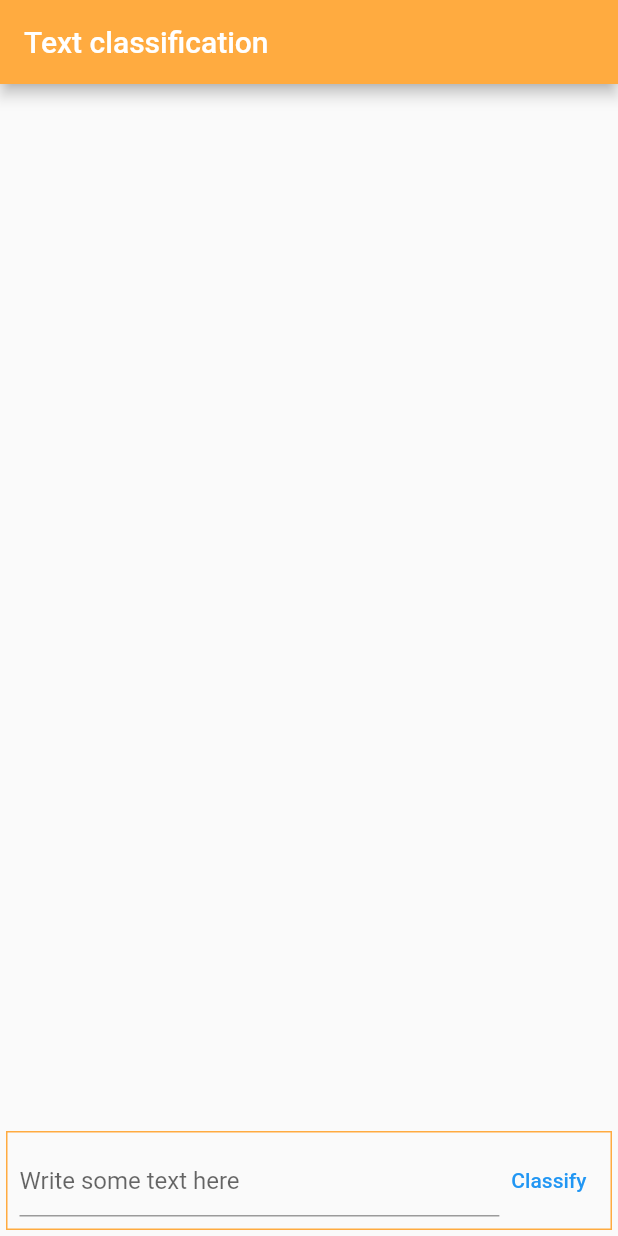
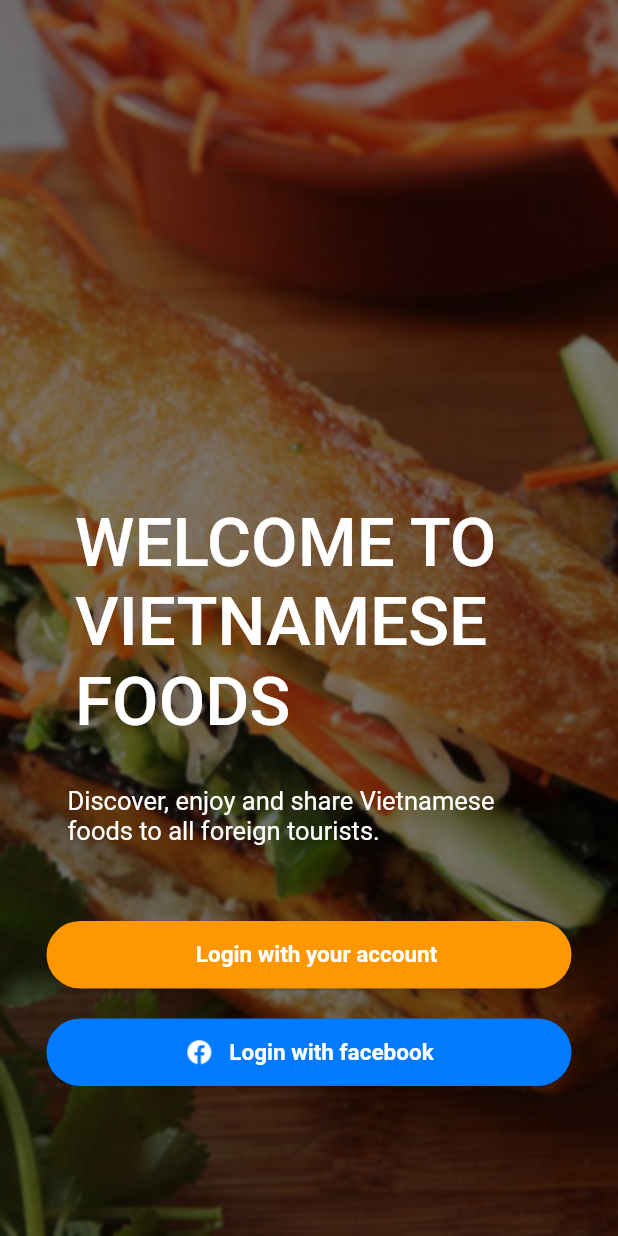
Before and after one commit to hoangphuc06/review_vietnamses_foods_app, a Flutter app: the screen it shows after launch, on a phone screen of 412 x 824 dp. Run offline on Flutter 3.47's test engine with Material 2 defaults, Android fonts, the phone set to English and light mode, and no system bars; missing offline and left inert: tflite_flutter; project files that could hold a hidden picture were left out.

Commit message:
splash page

```diff
--- a/review_vietnamese_foods/lib/main.dart
+++ b/review_vietnamese_foods/lib/main.dart
@@ -1,97 +1,20 @@
 import 'package:flutter/material.dart';
 import 'package:tflite_flutter_plugin_example/classifier.dart';
+import 'package:tflite_flutter_plugin_example/src/pages/login_page.dart';
+import 'package:tflite_flutter_plugin_example/src/pages/splash_page.dart';
 
-void main() => runApp(MyApp());
-
-class MyApp extends StatefulWidget {
-  @override
-  _MyAppState createState() => _MyAppState();
+void main() {
+  runApp(MyApp());
 }
 
-class _MyAppState extends State<MyApp> {
-  late TextEditingController _controller;
-  late Classifier _classifier;
-  late List<Widget> _children;
-  @override
-  void initState() {
-    super.initState();
-    _controller = TextEditingController();
-    _classifier = Classifier();
-    _children = [];
-    _children.add(Container());
-  }
+class MyApp extends StatelessWidget {
+  const MyApp({Key? key}) : super(key: key);
 
   @override
   Widget build(BuildContext context) {
     return MaterialApp(
-      home: Scaffold(
-        appBar: AppBar(
-          backgroundColor: Colors.orangeAccent,
-          title: const Text('Text classification'),
-        ),
-        body: Container(
-          padding: const EdgeInsets.all(4),
-          child: Column(
-            children: <Widget>[
-              Expanded(
-                  child: ListView.builder(
-                itemCount: _children.length,
-                itemBuilder: (_, index) {
-                  return _children[index];
-                },
-              )),
-              Container(
-                padding: const EdgeInsets.all(8),
-                decoration: BoxDecoration(
-                    border: Border.all(color: Colors.orangeAccent)),
-                child: Row(children: <Widget>[
-                  Expanded(
-                    child: TextField(
-                      decoration: const InputDecoration(
-                          hintText: 'Write some text here'),
-                      controller: _controller,
-                    ),
-                  ),
-                  TextButton(
-                    child: const Text('Classify'),
-                    onPressed: () {
-                      final text = _controller.text;
-                      final prediction = _classifier.classify(text);
-                      setState(() {
-                        _children.add(Dismissible(
-                          key: GlobalKey(),
-                          onDismissed: (direction) {},
-                          child: Card(
-                            child: Container(
-                              padding: const EdgeInsets.all(16),
-                              color: prediction[1] > prediction[0]
-                                  ? Colors.lightGreen
-                                  : Colors.redAccent,
-                              child: Column(
-                                crossAxisAlignment: CrossAxisAlignment.start,
-                                children: <Widget>[
-                                  Text(
-                                    "Input: $text",
-                                    style: const TextStyle(fontSize: 16),
-                                  ),
-                                  Text("Output:"),
-                                  Text("   Positive: ${prediction[1]}"),
-                                  Text("   Negative: ${prediction[0]}"),
-                                ],
-                              ),
-                            ),
-                          ),
-                        ));
-                        _controller.clear();
-                      });
-                    },
-                  ),
-                ]),
-              ),
-            ],
-          ),
-        ),
-      ),
+      debugShowCheckedModeBanner: false,
+      home: SplashPage(),
     );
   }
 }
--- /dev/null
+++ b/review_vietnamese_foods/lib/src/common_widgets/rounded_button.dart
@@ -0,0 +1,105 @@
+import 'package:flutter/material.dart';
+
+const shape = StadiumBorder();
+
+Widget createButton({
+  BuildContext? context,
+  double width = 350.0,
+  double height = 45.0,
+  double radius = 20.0,
+  bool isWithIcon = false,
+  ImageProvider<Object>? icon,
+  String? labelButton,
+  Color labelButtonColor = Colors.white,
+  Color buttonColor = Colors.orange,
+  double labelFontSize = 15.0,
+  OutlinedBorder? shape = shape,
+  Function? func,
+}) {
+  return Container(
+    width: width,
+    height: height,
+    margin: EdgeInsets.only(top: 20.0),
+    child: isWithIcon
+        ? _raiseButtonWithIcon(radius, icon!, labelButton!, labelButtonColor,
+            labelFontSize, buttonColor, func, shape!)
+        : _raiseButtonNotIcon(radius, labelButton!, buttonColor, labelFontSize,
+            labelButtonColor, func, shape!),
+  );
+}
+
+Widget _raiseButtonWithIcon(
+  double radius,
+  ImageProvider<Object> icon,
+  String labelButton,
+  Color labelButtonColor,
+  double labelFontSize,
+  Color color,
+  func,
+  OutlinedBorder shape,
+) {
+  return ElevatedButton(
+    onPressed: func,
+    style: ElevatedButton.styleFrom(
+      shape: shape,
+      primary: color,
+      elevation: 0.5,
+    ),
+    child: Row(
+      mainAxisAlignment: MainAxisAlignment.center,
+      children: [
+        Image(
+          image: icon,
+          height: 20.0,
+          width: 20.0,
+        ),
+        Container(
+          margin: EdgeInsets.only(left: 10.0),
+          child: Text(
+            labelButton,
+            style: TextStyle(
+              color: labelButtonColor,
+              fontWeight: FontWeight.bold,
+              fontSize: labelFontSize
+            ),
+          )
+        )
+      ],
+    ),
+  );
+}
+
+Widget _raiseButtonNotIcon(
+  double radius,
+  String labelButton,
+  Color color,
+  double labelFontSize,
+  Color labelButtonColor,
+  func,
+  OutlinedBorder shape,
+) {
+  return ElevatedButton(
+    onPressed: func,
+    style: ElevatedButton.styleFrom(
+      shape: shape,
+      primary: color,
+      elevation: 0.5,
+    ),
+    child: Row(
+      mainAxisAlignment: MainAxisAlignment.center,
+      children: [
+        Container(
+          margin: EdgeInsets.only(left: 10.0),
+          child: Text(
+            labelButton,
+            style: TextStyle(
+                color: labelButtonColor,
+                fontWeight: FontWeight.bold,
+                fontSize: labelFontSize
+            ),
+          )
+        )
+      ],
+    ),
+  );
+}
--- /dev/null
+++ b/review_vietnamese_foods/lib/src/pages/splash_page.dart
@@ -0,0 +1,81 @@
+import 'dart:ui';
+
+import 'package:flutter/material.dart';
+import 'package:tflite_flutter_plugin_example/src/pages/login_page.dart';
+
+import '../common_widgets/rounded_button.dart';
+
+class SplashPage extends StatefulWidget {
+  const SplashPage({Key? key}) : super(key: key);
+
+  @override
+  State<SplashPage> createState() => _SplashPageState();
+}
+
+class _SplashPageState extends State<SplashPage> {
+  @override
+  Widget build(BuildContext context) {
+    return Scaffold(
+        body: Stack(
+          children: [
+            Container(
+              decoration: BoxDecoration(
+                  image: DecorationImage(
+                      fit: BoxFit.cover,
+                      image: AssetImage('assets/images/bg/bg_banhmi.jpg'))),
+              child: BackdropFilter(
+                filter: ImageFilter.blur(sigmaX: 1.0, sigmaY: 1.0),
+                child: Container(
+                  color: Colors.black.withOpacity(0.5),
+                ),
+              ),
+            ),
+            Column(
+              mainAxisAlignment: MainAxisAlignment.end,
+              children: [
+                Container(
+                  padding: EdgeInsets.symmetric(horizontal: 50.0),
+                  child: Text(
+                    'WELCOME TO VIETNAMESE FOODS',
+                    style: TextStyle(
+                        color: Colors.white,
+                        fontWeight: FontWeight.w500,
+                        fontSize: 45.0
+                    ),
+                  ),
+                ),
+                Container(
+                  padding: EdgeInsets.symmetric(horizontal: 45.0, vertical: 30.0),
+                  child: Text(
+                    'Discover, enjoy and share Vietnamese foods to all foreign tourists.',
+                    style: TextStyle(
+                        color: Colors.white,
+                        fontWeight: FontWeight.w400,
+                        fontSize: 17.0),
+                  ),
+                ),
+                createButton(
+                    context: context,
+                    func: () {
+                      //Navigator.pushNamed(context, 'login');
+                      Navigator.push(context, MaterialPageRoute(builder: (context) => const LoginPage()));
+                    },
+                    labelButton: 'Login with your account',
+                    buttonColor: Colors.orange,
+                ),
+                createButton(
+                    context: context,
+                    func: () => print('goToFacebook'),
+                    isWithIcon: true,
+                    labelButton: 'Login with facebook',
+                    buttonColor: Color.fromRGBO(0, 122, 255, 1.0),
+                    icon: AssetImage('assets/images/ic/ic_fb.png')
+                ),
+                SizedBox(height: 100,)
+              ],
+            )
+          ],
+        )
+    );
+  }
+}
```
Also changed, not shown: review_vietnamese_foods/lib/src/pages/login_page.dart (added, +17 -0 lines), review_vietnamese_foods/pubspec.yaml (+4 -3 lines), review_vietnamese_foods/assets/images/bg/bg_banhmi.jpg (added), review_vietnamese_foods/assets/images/ic/ic_fb.png (added).
